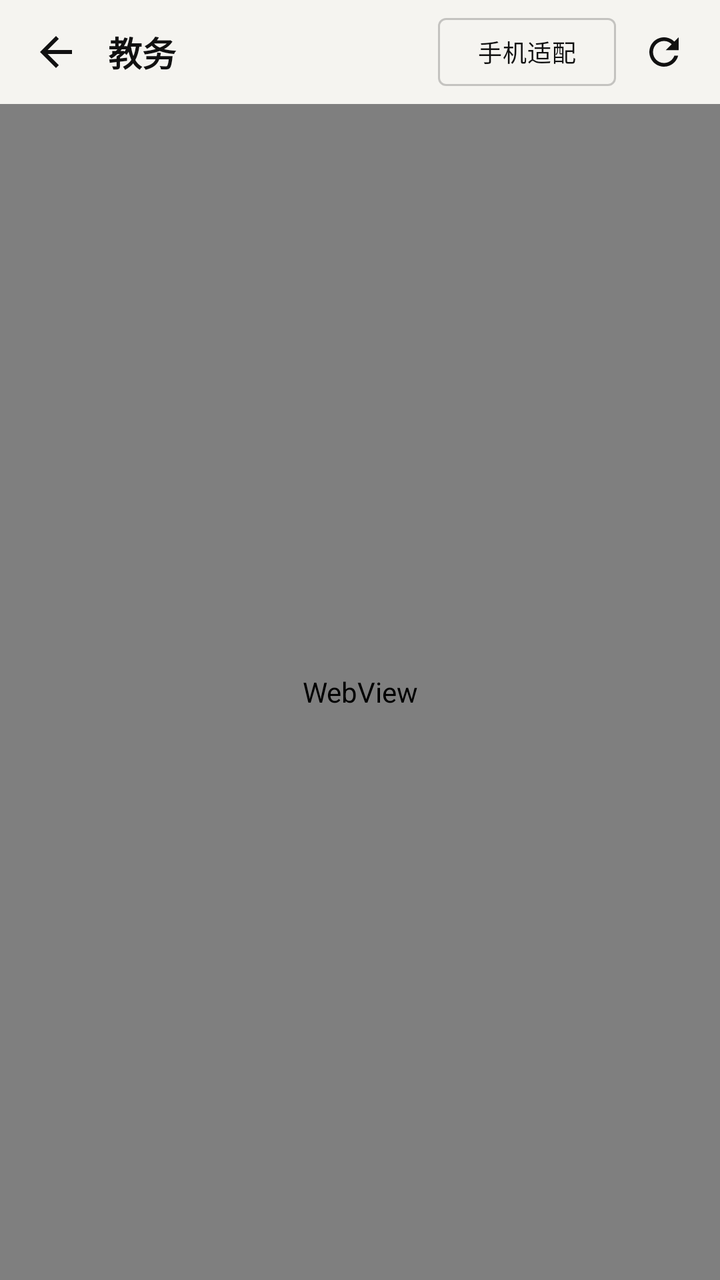
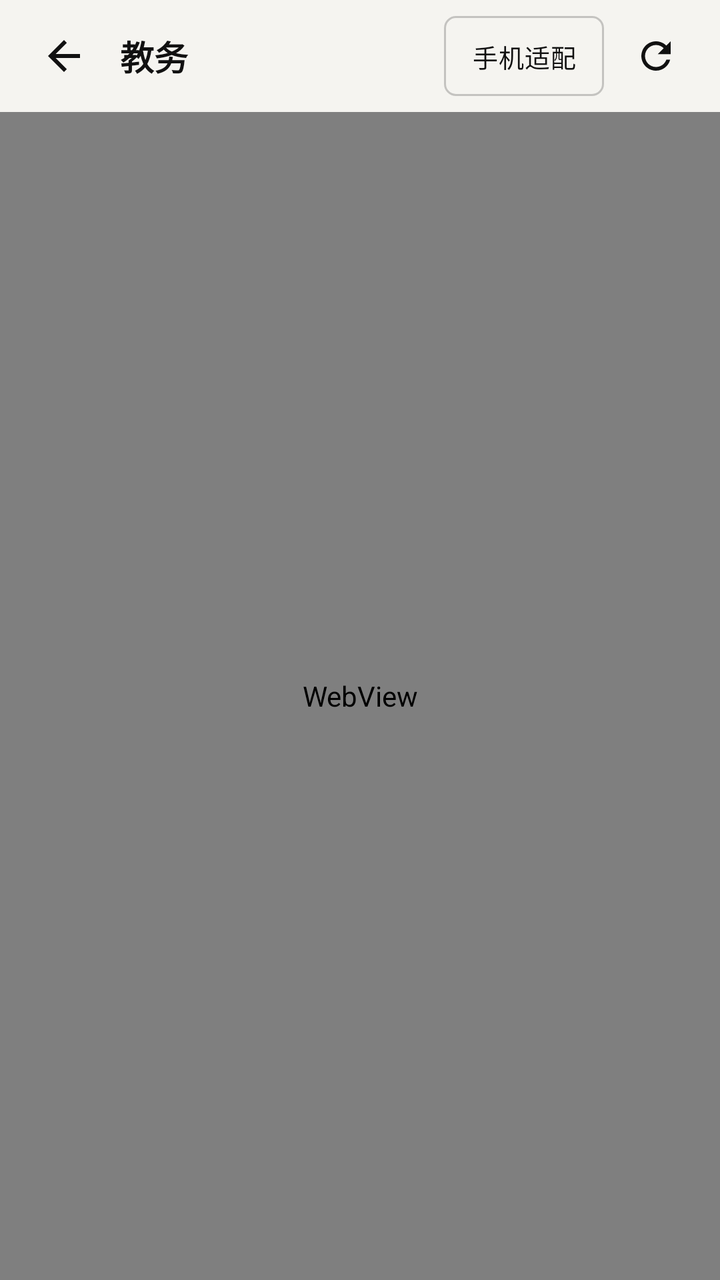

An Android layout rendered at two revisions. The XML below is the earlier revision; the diff shows what the commit changed to produce the second picture.
<!-- AndroidManifest.xml: application theme Theme.EcutCampus -->
<!-- res/layout/activity_web.xml -->
<?xml version="1.0" encoding="utf-8"?>
<LinearLayout xmlns:android="http://schemas.android.com/apk/res/android"
    xmlns:app="http://schemas.android.com/apk/res-auto"
    android:layout_width="match_parent"
    android:layout_height="match_parent"
    android:background="?attr/gBg"
    android:orientation="vertical">

    <LinearLayout
        android:layout_width="match_parent"
        android:layout_height="52dp"
        android:background="?attr/gBg"
        android:gravity="center_vertical"
        android:orientation="horizontal"
        android:paddingHorizontal="8dp">

        <ImageButton
            android:id="@+id/btn_web_back"
            android:layout_width="40dp"
            android:layout_height="40dp"
            android:background="?attr/selectableItemBackgroundBorderless"
            android:contentDescription="返回"
            android:src="@drawable/ic_back" />

        <TextView
            android:id="@+id/web_title"
            android:layout_width="0dp"
            android:layout_height="wrap_content"
            android:layout_marginStart="6dp"
            android:layout_weight="1"
            android:ellipsize="end"
            android:fontFamily="sans-serif-medium"
            android:maxLines="1"
            android:text="教务"
            android:textColor="?attr/gInk"
            android:textSize="17sp"
            android:textStyle="bold" />

        <com.google.android.material.button.MaterialButton
            android:id="@+id/btn_toggle_fit"
            style="@style/Gauge.Button.Outline"
            android:layout_width="wrap_content"
            android:layout_height="34dp"
            android:insetTop="0dp"
            android:insetBottom="0dp"
            android:minWidth="0dp"
            android:paddingHorizontal="12dp"
            android:text="手机适配"
            android:textSize="12sp"
            app:cornerRadius="?attr/gSmallRadius" />

        <ImageButton
            android:id="@+id/btn_web_refresh"
            android:layout_width="40dp"
            android:layout_height="40dp"
            android:layout_marginStart="4dp"
            android:background="?attr/selectableItemBackgroundBorderless"
            android:contentDescription="刷新"
            android:src="@drawable/ic_refresh" />
    </LinearLayout>

    <ProgressBar
        android:id="@+id/progress"
        style="?android:attr/progressBarStyleHorizontal"
        android:layout_width="match_parent"
        android:layout_height="2dp"
        android:max="100"
        android:progressTint="?attr/gInk"
        android:visibility="gone" />

    <FrameLayout
        android:layout_width="match_parent"
        android:layout_height="0dp"
        android:layout_weight="1">

        <WebView
            android:id="@+id/webview"
            android:layout_width="match_parent"
            android:layout_height="match_parent" />

        
        <LinearLayout
            android:id="@+id/web_hint"
            android:layout_width="match_parent"
            android:layout_height="wrap_content"
            android:layout_gravity="bottom"
            android:layout_marginStart="16dp"
            android:layout_marginEnd="16dp"
            android:layout_marginBottom="80dp"
            android:background="@drawable/bg_gauge_menu"
            android:elevation="10dp"
            android:gravity="center_vertical"
            android:orientation="horizontal"
            android:paddingVertical="12dp"
            android:paddingStart="16dp"
            android:paddingEnd="8dp"
            android:visibility="gone">

            <View
                android:layout_width="6dp"
                android:layout_height="6dp"
                android:layout_marginEnd="10dp"
                android:background="?attr/gAccent" />

            <TextView
                android:id="@+id/web_hint_text"
                android:layout_width="0dp"
                android:layout_height="wrap_content"
                android:layout_weight="1"
                android:lineSpacingExtra="2dp"
                android:textColor="?attr/gInk"
                android:textSize="13sp" />

            <TextView
                android:id="@+id/web_hint_close"
                android:layout_width="wrap_content"
                android:layout_height="36dp"
                android:layout_marginStart="8dp"
                android:background="?attr/selectableItemBackground"
                android:gravity="center"
                android:paddingHorizontal="10dp"
                android:text="知道了"
                android:textColor="?attr/gSub"
                android:textSize="13sp" />
        </LinearLayout>

        
        <com.google.android.material.button.MaterialButton
            android:id="@+id/btn_import_page"
            style="@style/Gauge.Button"
            android:layout_width="wrap_content"
            android:layout_height="wrap_content"
            android:layout_gravity="bottom|center_horizontal"
            android:layout_marginBottom="24dp"
            android:paddingStart="24dp"
            android:paddingEnd="24dp"
            android:text="导入此页课表"
            android:visibility="gone"
            app:cornerRadius="24dp" />
    </FrameLayout>

</LinearLayout>
<!-- resources referenced by this layout -->
<resources>
  <!-- drawable bg_gauge_menu (drawable) -->
  <?xml version="1.0" encoding="utf-8"?>
  <shape xmlns:android="http://schemas.android.com/apk/res/android" android:shape="rectangle">
      <corners android:radius="?attr/gSmallRadius" />
      <solid android:color="?attr/gDialog" />
      <stroke android:width="1px" android:color="?attr/gCardStroke" />
  </shape>
  <!-- drawable ic_back (drawable) -->
  <vector xmlns:android="http://schemas.android.com/apk/res/android"
      android:width="24dp"
      android:height="24dp"
      android:viewportWidth="24"
      android:viewportHeight="24">
      <path
          android:fillColor="?attr/gInk"
          android:pathData="M20,11H7.83l5.59,-5.59L12,4l-8,8 8,8 1.41,-1.41L7.83,13H20v-2z" />
  </vector>
  <style name="Gauge.Button.Outline" parent="Widget.Material3.Button.OutlinedButton">
          <item name="android:textColor">?attr/gInk</item>
          <item name="backgroundTint">?attr/gButtonFill</item>
          <item name="strokeColor">?attr/gStroke</item>
          <item name="strokeWidth">1dp</item>
          <item name="cornerRadius">?attr/gButtonRadius</item>
          <item name="android:minHeight">48dp</item>
          <item name="android:insetTop">0dp</item>
          <item name="android:insetBottom">0dp</item>
          <item name="android:paddingStart">20dp</item>
          <item name="android:paddingEnd">20dp</item>
          <item name="android:textSize">14sp</item>
          <item name="android:fontFamily">sans-serif-medium</item>
          <item name="android:letterSpacing">0.02</item>
          <item name="rippleColor">?attr/gHair</item>
      </style>
  <color name="g_paper">#F5F4F0</color>
  <color name="g_card">#FBFAF7</color>
  <color name="g_line">#E9E7E1</color>
  <color name="g_ink">#111111</color>
  <color name="g_sub">#55554F</color>
  <color name="g_sub2">#45453F</color>
  <color name="g_mute">#9A9993</color>
  <color name="g_chip">#ECEAE4</color>
  <color name="g_accent">#FF4A1C</color>
  <color name="g_hair">#17000000</color>
  <color name="g_stroke">#33000000</color>
  <color name="g_ink_18">#2E111111</color>
  <color name="g_ink_12">#1F111111</color>
  <color name="g_ink_08">#14111111</color>
  <color name="g_paper_e8">#E8F5F4F0</color>
  <color name="g_paper_c8">#C8F5F4F0</color>
  <color name="g_on_ink">#FBFAF7</color>
  <color name="g_warn">#B4540A</color>
  <color name="g_ok">#2F5D3A</color>
  <style name="Gauge.Shape.Small" parent="">
          <item name="cornerFamily">rounded</item>
          <item name="cornerSize">6dp</item>
      </style>
  <style name="Gauge.Shape.Medium" parent="">
          <item name="cornerFamily">rounded</item>
          <item name="cornerSize">8dp</item>
      </style>
  <style name="Gauge.Dialog.Framework" parent="android:Theme.Material.Light.Dialog.Alert">
          <item name="android:windowBackground">@drawable/bg_gauge_dialog</item>
          <item name="android:colorAccent">?attr/gInk</item>
          <item name="android:colorPrimary">?attr/gInk</item>
          <item name="android:textColorPrimary">?attr/gInk</item>
          <item name="android:textColorSecondary">?attr/gSub</item>
          <item name="android:backgroundDimAmount">0.28</item>
      </style>
  <!-- drawable bg_gauge_dialog (drawable) -->
  <?xml version="1.0" encoding="utf-8"?>
  <inset xmlns:android="http://schemas.android.com/apk/res/android"
      android:insetLeft="24dp" android:insetRight="24dp"
      android:insetTop="40dp" android:insetBottom="40dp">
      <shape android:shape="rectangle">
          <corners android:radius="?attr/gCardRadius" />
          <solid android:color="?attr/gDialog" />
          <stroke android:width="1px" android:color="?attr/gCardStroke" />
      </shape>
  </inset>
  <style name="Gauge.Button.Text" parent="Widget.Material3.Button.TextButton.Dialog">
          <item name="android:textColor">?attr/gInk</item>
          <item name="rippleColor">?attr/gHair</item>
      </style>
  <!-- unchanged entries left out for length: 4 -->
</resources>

<!-- the commit's change to res/layout/activity_web.xml (unified diff, before → after) -->
@@ -8,7 +8,7 @@
 
     <LinearLayout
         android:layout_width="match_parent"
-        android:layout_height="52dp"
+        android:layout_height="56dp"
         android:background="?attr/gBg"
         android:gravity="center_vertical"
         android:orientation="horizontal"
@@ -16,8 +16,8 @@
 
         <ImageButton
             android:id="@+id/btn_web_back"
-            android:layout_width="40dp"
-            android:layout_height="40dp"
+            android:layout_width="48dp"
+            android:layout_height="48dp"
             android:background="?attr/selectableItemBackgroundBorderless"
             android:contentDescription="返回"
             android:src="@drawable/ic_back" />
@@ -26,7 +26,7 @@
             android:id="@+id/web_title"
             android:layout_width="0dp"
             android:layout_height="wrap_content"
-            android:layout_marginStart="6dp"
+            android:layout_marginStart="4dp"
             android:layout_weight="1"
             android:ellipsize="end"
             android:fontFamily="sans-serif-medium"
@@ -38,22 +38,17 @@
 
         <com.google.android.material.button.MaterialButton
             android:id="@+id/btn_toggle_fit"
-            style="@style/Gauge.Button.Outline"
+            style="@style/Gauge.Button.Outline.Compact"
             android:layout_width="wrap_content"
-            android:layout_height="34dp"
-            android:insetTop="0dp"
-            android:insetBottom="0dp"
-            android:minWidth="0dp"
-            android:paddingHorizontal="12dp"
+            android:layout_height="wrap_content"
             android:text="手机适配"
-            android:textSize="12sp"
-            app:cornerRadius="?attr/gSmallRadius" />
+            android:textSize="12.5sp" />
 
         <ImageButton
             android:id="@+id/btn_web_refresh"
-            android:layout_width="40dp"
-            android:layout_height="40dp"
-            android:layout_marginStart="4dp"
+            android:layout_width="48dp"
+            android:layout_height="48dp"
+            android:layout_marginStart="2dp"
             android:background="?attr/selectableItemBackgroundBorderless"
             android:contentDescription="刷新"
             android:src="@drawable/ic_refresh" />
@@ -114,11 +109,12 @@
             <TextView
                 android:id="@+id/web_hint_close"
                 android:layout_width="wrap_content"
-                android:layout_height="36dp"
+                android:layout_height="48dp"
                 android:layout_marginStart="8dp"
                 android:background="?attr/selectableItemBackground"
+                android:fontFamily="sans-serif-medium"
                 android:gravity="center"
-                android:paddingHorizontal="10dp"
+                android:paddingHorizontal="12dp"
                 android:text="知道了"
                 android:textColor="?attr/gSub"
                 android:textSize="13sp" />
<!-- resource entries referenced after the edit -->
@@ -17,21 +17,13 @@
           android:fillColor="?attr/gInk"
           android:pathData="M20,11H7.83l5.59,-5.59L12,4l-8,8 8,8 1.41,-1.41L7.83,13H20v-2z" />
   </vector>
-  <style name="Gauge.Button.Outline" parent="Widget.Material3.Button.OutlinedButton">
-          <item name="android:textColor">?attr/gInk</item>
-          <item name="backgroundTint">?attr/gButtonFill</item>
-          <item name="strokeColor">?attr/gStroke</item>
-          <item name="strokeWidth">1dp</item>
-          <item name="cornerRadius">?attr/gButtonRadius</item>
-          <item name="android:minHeight">48dp</item>
-          <item name="android:insetTop">0dp</item>
-          <item name="android:insetBottom">0dp</item>
-          <item name="android:paddingStart">20dp</item>
-          <item name="android:paddingEnd">20dp</item>
-          <item name="android:textSize">14sp</item>
-          <item name="android:fontFamily">sans-serif-medium</item>
-          <item name="android:letterSpacing">0.02</item>
-          <item name="rippleColor">?attr/gHair</item>
+  <style name="Gauge.Button.Outline.Compact">
+          <item name="android:insetTop">4dp</item>
+          <item name="android:insetBottom">4dp</item>
+          <item name="android:minWidth">56dp</item>
+          <item name="android:paddingStart">14dp</item>
+          <item name="android:paddingEnd">14dp</item>
+          <item name="android:textSize">13sp</item>
       </style>
   <color name="g_paper">#F5F4F0</color>
   <color name="g_card">#FBFAF7</color>
